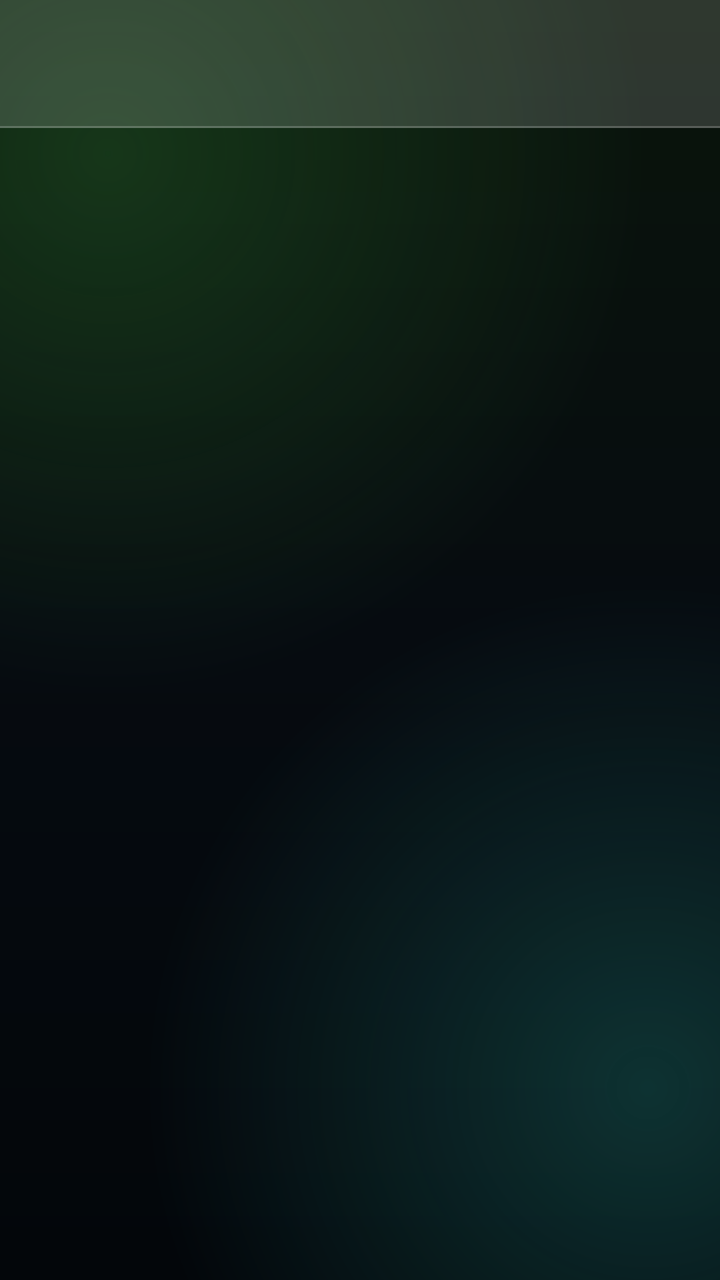
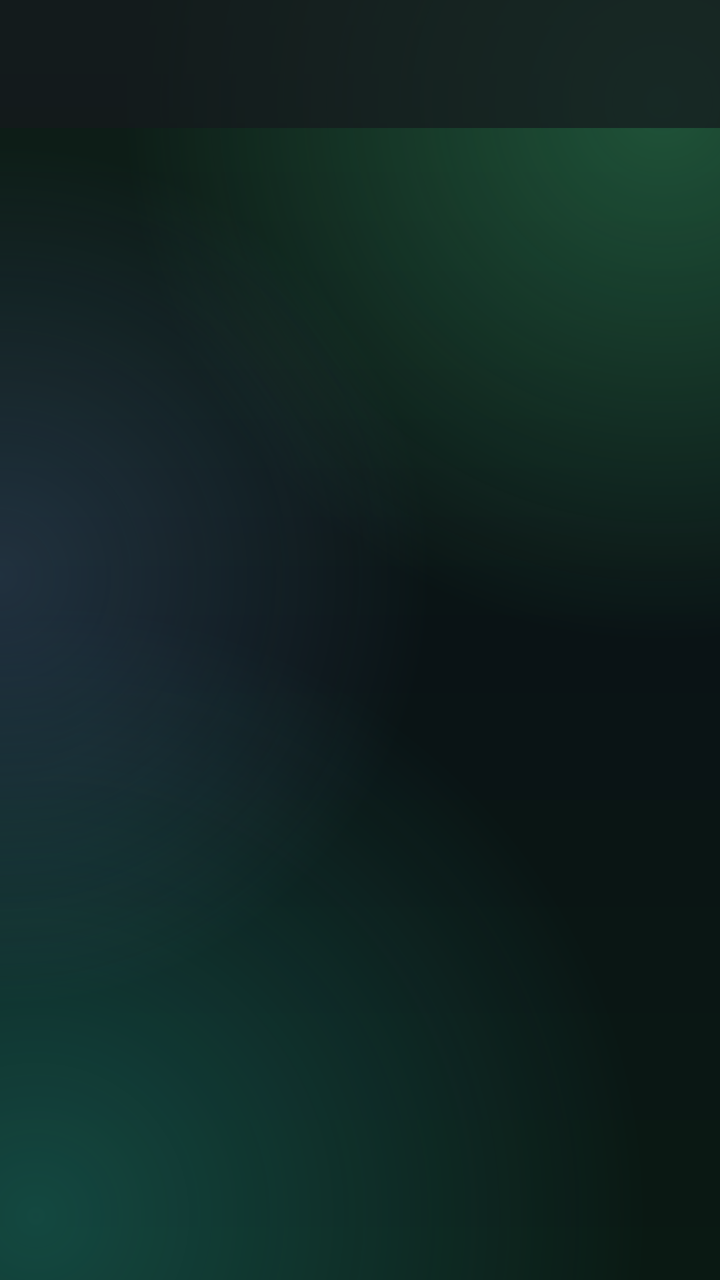

Screens rendered from an Android XML layout before and after an edit, with the pre-edit source and the edit as a unified diff.
<!-- AndroidManifest.xml: application theme Theme.MiriquidiHub -->
<!-- res/layout/activity_report_history.xml -->
<?xml version="1.0" encoding="utf-8"?>
<androidx.coordinatorlayout.widget.CoordinatorLayout
    xmlns:android="http://schemas.android.com/apk/res/android"
    xmlns:app="http://schemas.android.com/apk/res-auto"
    android:layout_width="match_parent"
    android:layout_height="match_parent">

    <com.google.android.material.appbar.AppBarLayout
        android:layout_width="match_parent"
        android:layout_height="wrap_content"
        android:background="@drawable/bg_glass_bar"
        android:fitsSystemWindows="true">

        <androidx.appcompat.widget.Toolbar
            android:id="@+id/toolbar"
            android:layout_width="match_parent"
            android:layout_height="?attr/actionBarSize"
            android:background="@android:color/transparent"
            app:titleTextColor="#FFFFFF" />
    </com.google.android.material.appbar.AppBarLayout>

    <androidx.recyclerview.widget.RecyclerView
        android:id="@+id/rvHistory"
        android:layout_width="match_parent"
        android:layout_height="match_parent"
        android:clipToPadding="false"
        android:padding="16dp"
        android:paddingBottom="80dp"
        app:layout_behavior="@string/appbar_scrolling_view_behavior" />

</androidx.coordinatorlayout.widget.CoordinatorLayout>
<!-- resources referenced by this layout -->
<resources>
  <!-- drawable bg_glass_bar (drawable) -->
  <?xml version="1.0" encoding="utf-8"?>
  <layer-list xmlns:android="http://schemas.android.com/apk/res/android">
      <item>
          <shape android:shape="rectangle">
              <solid android:color="#26FFFFFF" />
          </shape>
      </item>
      <item android:gravity="bottom" android:height="1dp">
          <shape android:shape="rectangle">
              <solid android:color="@color/glass_stroke" />
          </shape>
      </item>
  </layer-list>
  <style name="Theme.MiriquidiHub" parent="Theme.Material3.Dark.NoActionBar">
          <item name="colorPrimary">@color/accent</item>
          <item name="colorOnPrimary">@color/on_accent</item>
          <item name="colorPrimaryContainer">#2B5E2A</item>
          <item name="colorOnPrimaryContainer">#D4F5D0</item>
          <item name="colorSecondary">#BACCB3</item>
          <item name="colorOnSecondary">#0F1A0E</item>
          <item name="colorSecondaryContainer">#33FFFFFF</item>
          <item name="colorOnSecondaryContainer">@color/text_primary</item>
          <item name="colorSurface">#0B130C</item>
          <item name="colorOnSurface">@color/text_primary</item>
          <item name="colorSurfaceVariant">#1F2A20</item>
          <item name="colorOnSurfaceVariant">@color/text_secondary</item>
          <item name="colorOutline">@color/text_hint</item>
          <item name="colorOutlineVariant">@color/glass_stroke</item>
  
          
          <item name="android:windowBackground">@drawable/bg_app_gradient</item>
          <item name="android:statusBarColor">@android:color/transparent</item>
          <item name="android:navigationBarColor">@android:color/transparent</item>
          <item name="android:windowLightStatusBar">false</item>
          <item name="android:windowDrawsSystemBarBackgrounds">true</item>
          <item name="android:enforceNavigationBarContrast" tools:targetApi="29">false</item>
          <item name="android:enforceStatusBarContrast" tools:targetApi="29">false</item>
  
          
          <item name="materialCardViewStyle">@style/Widget.MiriquidiHub.GlassCard</item>
          <item name="materialButtonOutlinedStyle">@style/Widget.MiriquidiHub.Button.GlassOutlined</item>
          <item name="alertDialogTheme">@style/ThemeOverlay.MiriquidiHub.GlassDialog</item>
          <item name="materialAlertDialogTheme">@style/ThemeOverlay.MiriquidiHub.GlassDialog</item>
  
          
          <item name="colorControlNormal">#FFFFFF</item>
          <item name="actionBarTheme">@style/ThemeOverlay.AppCompat.Dark.ActionBar</item>
          <item name="actionBarPopupTheme">@style/ThemeOverlay.AppCompat.Dark</item>
          <item name="appBarLayoutStyle">@style/Widget.MiriquidiHub.AppBarLayout</item>
          <item name="popupMenuStyle">@style/Widget.MiriquidiHub.PopupMenu</item>
      </style>
  <color name="glass_stroke">#33FFFFFF</color>
  <color name="accent">#8FD98A</color>
  <color name="on_accent">#062005</color>
  <color name="text_primary">#FFECF3E8</color>
  <color name="text_secondary">#FFB9C6B4</color>
  <color name="text_hint">#FF8A9A86</color>
  <!-- drawable bg_app_gradient (drawable) -->
  <?xml version="1.0" encoding="utf-8"?>
  <layer-list xmlns:android="http://schemas.android.com/apk/res/android">
      <item>
          <shape android:shape="rectangle">
              <gradient
                  android:type="linear"
                  android:angle="270"
                  android:startColor="@color/bg_dark_top"
                  android:centerColor="@color/bg_dark_mid"
                  android:endColor="@color/bg_dark_bottom" />
          </shape>
      </item>
      <item>
          <shape android:shape="rectangle">
              <gradient
                  android:type="radial"
                  android:centerX="0.15"
                  android:centerY="0.12"
                  android:gradientRadius="75%p"
                  android:startColor="@color/bg_glow_green"
                  android:endColor="@color/bg_glow_none" />
          </shape>
      </item>
      <item>
          <shape android:shape="rectangle">
              <gradient
                  android:type="radial"
                  android:centerX="0.9"
                  android:centerY="0.85"
                  android:gradientRadius="70%p"
                  android:startColor="@color/bg_glow_teal"
                  android:endColor="@color/bg_glow_none" />
          </shape>
      </item>
  </layer-list>
  <style name="Widget.MiriquidiHub.GlassCard" parent="Widget.Material3.CardView.Outlined">
          <item name="cardBackgroundColor">@color/glass_fill</item>
          <item name="strokeColor">@color/glass_stroke</item>
          <item name="strokeWidth">1dp</item>
          <item name="cardElevation">0dp</item>
          <item name="cardCornerRadius">20dp</item>
          <item name="rippleColor">@color/glass_fill_pressed</item>
      </style>
  <style name="Widget.MiriquidiHub.Button.GlassOutlined" parent="Widget.Material3.Button.OutlinedButton">
          <item name="backgroundTint">@color/glass_fill</item>
          <item name="android:textColor">@color/text_primary</item>
          <item name="iconTint">@color/text_primary</item>
          <item name="strokeColor">@color/glass_stroke_strong</item>
          <item name="strokeWidth">1dp</item>
          <item name="rippleColor">@color/glass_fill_pressed</item>
          <item name="cornerRadius">16dp</item>
      </style>
  <style name="ThemeOverlay.MiriquidiHub.GlassDialog" parent="ThemeOverlay.Material3.MaterialAlertDialog">
          <item name="colorSurface">#FF141E15</item>
          <item name="colorSurfaceContainerHigh">#FF141E15</item>
          <item name="dialogCornerRadius">24dp</item>
          <item name="android:windowBackground">@drawable/bg_glass_dialog</item>
          <item name="buttonBarPositiveButtonStyle">@style/Widget.Material3.Button.TextButton.Dialog</item>
          <item name="buttonBarNegativeButtonStyle">@style/Widget.Material3.Button.TextButton.Dialog</item>
          <item name="buttonBarNeutralButtonStyle">@style/Widget.Material3.Button.TextButton.Dialog</item>
      </style>
  <style name="Widget.MiriquidiHub.AppBarLayout" parent="Widget.Material3.AppBarLayout">
          <item name="android:background">@drawable/bg_glass_bar</item>
          <item name="android:elevation">0dp</item>
          <item name="elevation">0dp</item>
          <item name="liftOnScroll">false</item>
          <item name="android:stateListAnimator">@null</item>
      </style>
  <style name="Widget.MiriquidiHub.PopupMenu" parent="Widget.Material3.PopupMenu">
          <item name="android:popupBackground">@drawable/bg_glass_dialog</item>
      </style>
  <color name="bg_dark_top">#FF0A150B</color>
  <color name="bg_dark_mid">#FF060B10</color>
  <color name="bg_dark_bottom">#FF03060A</color>
  <color name="bg_glow_green">#552E7D32</color>
  <color name="bg_glow_none">#00000000</color>
  <color name="bg_glow_teal">#4426A69A</color>
  <color name="glass_fill">#1AFFFFFF</color>
  <color name="glass_fill_pressed">#38FFFFFF</color>
  <color name="glass_stroke_strong">#4DFFFFFF</color>
  <!-- drawable bg_glass_dialog (drawable) -->
  <?xml version="1.0" encoding="utf-8"?>
  <shape xmlns:android="http://schemas.android.com/apk/res/android"
      android:shape="rectangle">
      <solid android:color="@color/glass_dialog_fill" />
      <corners android:radius="24dp" />
      <stroke android:width="1dp" android:color="@color/glass_stroke_strong" />
  </shape>
  <color name="glass_dialog_fill">#F2101A12</color>
</resources>

<!-- the commit's change to res/layout/activity_report_history.xml (unified diff, before → after) -->
@@ -8,7 +8,7 @@
     <com.google.android.material.appbar.AppBarLayout
         android:layout_width="match_parent"
         android:layout_height="wrap_content"
-        android:background="@drawable/bg_glass_bar"
+        android:background="@color/gl_bar"
         android:fitsSystemWindows="true">
 
         <androidx.appcompat.widget.Toolbar
<!-- resource entries referenced after the edit -->
@@ -1,152 +1,254 @@
 <!-- resources referenced by this layout -->
 <resources>
-  <!-- drawable bg_glass_bar (drawable) -->
-  <?xml version="1.0" encoding="utf-8"?>
-  <layer-list xmlns:android="http://schemas.android.com/apk/res/android">
-      <item>
-          <shape android:shape="rectangle">
-              <solid android:color="#26FFFFFF" />
-          </shape>
-      </item>
-      <item android:gravity="bottom" android:height="1dp">
-          <shape android:shape="rectangle">
-              <solid android:color="@color/glass_stroke" />
-          </shape>
-      </item>
-  </layer-list>
+  <color name="gl_bar">#B8161A1E</color>
   <style name="Theme.MiriquidiHub" parent="Theme.Material3.Dark.NoActionBar">
-          <item name="colorPrimary">@color/accent</item>
-          <item name="colorOnPrimary">@color/on_accent</item>
+          
+          <item name="materialButtonStyle">@style/Widget.App.Button</item>
+          <item name="materialButtonOutlinedStyle">@style/Widget.App.Button.Outlined</item>
+          <item name="materialCardViewStyle">@style/Widget.App.Card</item>
+          <item name="appBarLayoutStyle">@style/Widget.App.AppBarLayout</item>
+          <item name="textInputStyle">@style/Widget.App.TextInputLayout</item>
+          <item name="radioButtonStyle">@style/Widget.App.RadioButton</item>
+          <item name="checkboxStyle">@style/Widget.App.CheckBox</item>
+          <item name="chipStyle">@style/Widget.App.Chip</item>
+          <item name="bottomSheetDialogTheme">@style/ThemeOverlay.App.BottomSheetDialog</item>
+  
+          
+          <item name="colorPrimary">@color/rd_overlay_accent</item>
+          <item name="colorOnPrimary">#0B1A0C</item>
           <item name="colorPrimaryContainer">#2B5E2A</item>
           <item name="colorOnPrimaryContainer">#D4F5D0</item>
-          <item name="colorSecondary">#BACCB3</item>
-          <item name="colorOnSecondary">#0F1A0E</item>
-          <item name="colorSecondaryContainer">#33FFFFFF</item>
-          <item name="colorOnSecondaryContainer">@color/text_primary</item>
-          <item name="colorSurface">#0B130C</item>
-          <item name="colorOnSurface">@color/text_primary</item>
-          <item name="colorSurfaceVariant">#1F2A20</item>
-          <item name="colorOnSurfaceVariant">@color/text_secondary</item>
-          <item name="colorOutline">@color/text_hint</item>
-          <item name="colorOutlineVariant">@color/glass_stroke</item>
+          <item name="colorSecondary">@color/rd_overlay_accent</item>
+          <item name="colorOnSecondary">#0B1A0C</item>
+          <item name="colorSurface">@color/rd_card</item>
+          <item name="colorOnSurface">@color/rd_text_primary</item>
+          <item name="colorOnSurfaceVariant">@color/rd_text_secondary</item>
+          <item name="colorSurfaceVariant">@color/gl_fill_strong</item>
+          <item name="colorOnBackground">@color/rd_text_primary</item>
+          <item name="colorOutline">@color/gl_stroke_strong</item>
+          <item name="colorOutlineVariant">@color/gl_stroke</item>
+          <item name="colorControlActivated">@color/rd_overlay_accent</item>
+          <item name="colorAccent">@color/rd_overlay_accent</item>
+          <item name="android:textCursorDrawable">@drawable/text_cursor</item>
+  
+          
+          <item name="colorSurfaceContainerLowest">#101312</item>
+          <item name="colorSurfaceContainerLow">#181C1B</item>
+          <item name="colorSurfaceContainer">@color/rd_card</item>
+          <item name="colorSurfaceContainerHigh">#232927</item>
+          <item name="colorSurfaceContainerHighest">#2C3330</item>
+  
+          
+          <item name="android:textColorPrimary">@color/rd_text_primary</item>
+          <item name="android:textColorSecondary">@color/rd_text_secondary</item>
   
           
           <item name="android:windowBackground">@drawable/bg_app_gradient</item>
+          <item name="android:colorBackground">@color/rd_bg</item>
           <item name="android:statusBarColor">@android:color/transparent</item>
           <item name="android:navigationBarColor">@android:color/transparent</item>
+          <item name="android:windowDrawsSystemBarBackgrounds">true</item>
           <item name="android:windowLightStatusBar">false</item>
-          <item name="android:windowDrawsSystemBarBackgrounds">true</item>
-          <item name="android:enforceNavigationBarContrast" tools:targetApi="29">false</item>
-          <item name="android:enforceStatusBarContrast" tools:targetApi="29">false</item>
-  
-          
-          <item name="materialCardViewStyle">@style/Widget.MiriquidiHub.GlassCard</item>
-          <item name="materialButtonOutlinedStyle">@style/Widget.MiriquidiHub.Button.GlassOutlined</item>
-          <item name="alertDialogTheme">@style/ThemeOverlay.MiriquidiHub.GlassDialog</item>
-          <item name="materialAlertDialogTheme">@style/ThemeOverlay.MiriquidiHub.GlassDialog</item>
-  
-          
-          <item name="colorControlNormal">#FFFFFF</item>
+          <item name="android:windowLightNavigationBar">false</item>
+          <item name="android:enforceNavigationBarContrast" tools:targetApi="q">false</item>
+          <item name="android:enforceStatusBarContrast" tools:targetApi="q">false</item>
+  
+          
+          <item name="materialAlertDialogTheme">@style/AlertDialogTheme</item>
+          <item name="alertDialogTheme">@style/AlertDialogTheme</item>
+  
+          
+          <item name="colorControlNormal">@color/rd_text_primary</item>
           <item name="actionBarTheme">@style/ThemeOverlay.AppCompat.Dark.ActionBar</item>
           <item name="actionBarPopupTheme">@style/ThemeOverlay.AppCompat.Dark</item>
-          <item name="appBarLayoutStyle">@style/Widget.MiriquidiHub.AppBarLayout</item>
-          <item name="popupMenuStyle">@style/Widget.MiriquidiHub.PopupMenu</item>
-      </style>
-  <color name="glass_stroke">#33FFFFFF</color>
-  <color name="accent">#8FD98A</color>
-  <color name="on_accent">#062005</color>
-  <color name="text_primary">#FFECF3E8</color>
-  <color name="text_secondary">#FFB9C6B4</color>
-  <color name="text_hint">#FF8A9A86</color>
-  <!-- drawable bg_app_gradient (drawable) -->
-  <?xml version="1.0" encoding="utf-8"?>
-  <layer-list xmlns:android="http://schemas.android.com/apk/res/android">
-      <item>
-          <shape android:shape="rectangle">
-              <gradient
-                  android:type="linear"
-                  android:angle="270"
-                  android:startColor="@color/bg_dark_top"
-                  android:centerColor="@color/bg_dark_mid"
-                  android:endColor="@color/bg_dark_bottom" />
-          </shape>
-      </item>
-      <item>
-          <shape android:shape="rectangle">
-              <gradient
-                  android:type="radial"
-                  android:centerX="0.15"
-                  android:centerY="0.12"
-                  android:gradientRadius="75%p"
-                  android:startColor="@color/bg_glow_green"
-                  android:endColor="@color/bg_glow_none" />
-          </shape>
-      </item>
-      <item>
-          <shape android:shape="rectangle">
-              <gradient
-                  android:type="radial"
-                  android:centerX="0.9"
-                  android:centerY="0.85"
-                  android:gradientRadius="70%p"
-                  android:startColor="@color/bg_glow_teal"
-                  android:endColor="@color/bg_glow_none" />
-          </shape>
-      </item>
-  </layer-list>
-  <style name="Widget.MiriquidiHub.GlassCard" parent="Widget.Material3.CardView.Outlined">
-          <item name="cardBackgroundColor">@color/glass_fill</item>
-          <item name="strokeColor">@color/glass_stroke</item>
+          <item name="actionMenuTextColor">@color/rd_text_primary</item>
+      </style>
+  <style name="Widget.App.Button" parent="Widget.Material3.Button">
+          <item name="android:minHeight">52dp</item>
+          <item name="android:textColor">@color/gl_btn_text_on_glass</item>
+          <item name="iconTint">@color/gl_btn_text_on_glass</item>
+          <item name="backgroundTint">@color/gl_btn_fill_neutral</item>
+          <item name="strokeColor">@color/gl_btn_stroke_neutral</item>
+          <item name="strokeWidth">1.5dp</item>
+          <item name="rippleColor">@color/gl_neutral_ripple</item>
+          <item name="cornerRadius">16dp</item>
+          <item name="android:elevation">4dp</item>
+          <item name="android:stateListAnimator">@animator/glass_press</item>
+      </style>
+  <style name="Widget.App.Button.Outlined" parent="Widget.Material3.Button.OutlinedButton">
+          <item name="android:minHeight">52dp</item>
+          <item name="android:textColor">@color/gl_btn_text_on_glass</item>
+          <item name="iconTint">@color/gl_btn_text_on_glass</item>
+          <item name="backgroundTint">@color/gl_fill_subtle</item>
+          <item name="strokeColor">@color/gl_btn_stroke_neutral_strong</item>
+          <item name="strokeWidth">1.5dp</item>
+          <item name="rippleColor">@color/gl_neutral_ripple</item>
+          <item name="cornerRadius">16dp</item>
+          <item name="android:elevation">4dp</item>
+          <item name="android:stateListAnimator">@animator/glass_press</item>
+      </style>
+  <style name="Widget.App.Card" parent="Widget.Material3.CardView.Filled">
+          <item name="cardBackgroundColor">@color/gl_fill</item>
+          <item name="cardElevation">6dp</item>
+          <item name="cardCornerRadius">16dp</item>
+          <item name="android:stateListAnimator">@animator/glass_press</item>
+          <item name="strokeColor">@color/gl_stroke</item>
           <item name="strokeWidth">1dp</item>
-          <item name="cardElevation">0dp</item>
-          <item name="cardCornerRadius">20dp</item>
-          <item name="rippleColor">@color/glass_fill_pressed</item>
-      </style>
-  <style name="Widget.MiriquidiHub.Button.GlassOutlined" parent="Widget.Material3.Button.OutlinedButton">
-          <item name="backgroundTint">@color/glass_fill</item>
-          <item name="android:textColor">@color/text_primary</item>
-          <item name="iconTint">@color/text_primary</item>
-          <item name="strokeColor">@color/glass_stroke_strong</item>
-          <item name="strokeWidth">1dp</item>
-          <item name="rippleColor">@color/glass_fill_pressed</item>
-          <item name="cornerRadius">16dp</item>
-      </style>
-  <style name="ThemeOverlay.MiriquidiHub.GlassDialog" parent="ThemeOverlay.Material3.MaterialAlertDialog">
-          <item name="colorSurface">#FF141E15</item>
-          <item name="colorSurfaceContainerHigh">#FF141E15</item>
-          <item name="dialogCornerRadius">24dp</item>
-          <item name="android:windowBackground">@drawable/bg_glass_dialog</item>
-          <item name="buttonBarPositiveButtonStyle">@style/Widget.Material3.Button.TextButton.Dialog</item>
-          <item name="buttonBarNegativeButtonStyle">@style/Widget.Material3.Button.TextButton.Dialog</item>
-          <item name="buttonBarNeutralButtonStyle">@style/Widget.Material3.Button.TextButton.Dialog</item>
-      </style>
-  <style name="Widget.MiriquidiHub.AppBarLayout" parent="Widget.Material3.AppBarLayout">
-          <item name="android:background">@drawable/bg_glass_bar</item>
+          <item name="rippleColor">@color/gl_ripple</item>
+      </style>
+  <style name="Widget.App.AppBarLayout" parent="Widget.Material3.AppBarLayout">
+          <item name="android:background">@color/gl_bar</item>
           <item name="android:elevation">0dp</item>
           <item name="elevation">0dp</item>
           <item name="liftOnScroll">false</item>
           <item name="android:stateListAnimator">@null</item>
       </style>
-  <style name="Widget.MiriquidiHub.PopupMenu" parent="Widget.Material3.PopupMenu">
-          <item name="android:popupBackground">@drawable/bg_glass_dialog</item>
-      </style>
-  <color name="bg_dark_top">#FF0A150B</color>
-  <color name="bg_dark_mid">#FF060B10</color>
-  <color name="bg_dark_bottom">#FF03060A</color>
-  <color name="bg_glow_green">#552E7D32</color>
-  <color name="bg_glow_none">#00000000</color>
-  <color name="bg_glow_teal">#4426A69A</color>
-  <color name="glass_fill">#1AFFFFFF</color>
-  <color name="glass_fill_pressed">#38FFFFFF</color>
-  <color name="glass_stroke_strong">#4DFFFFFF</color>
+  <style name="Widget.App.TextInputLayout" parent="Widget.Material3.TextInputLayout.OutlinedBox">
+          <item name="boxStrokeColor">@color/text_input_stroke_color</item>
+          <item name="boxStrokeWidth">1.5dp</item>
+          <item name="boxStrokeWidthFocused">2dp</item>
+          <item name="boxBackgroundColor">@color/gl_fill_subtle</item>
+          <item name="boxCornerRadiusTopStart">12dp</item>
+          <item name="boxCornerRadiusTopEnd">12dp</item>
+          <item name="boxCornerRadiusBottomStart">12dp</item>
+          <item name="boxCornerRadiusBottomEnd">12dp</item>
+          <item name="hintTextColor">@color/rd_overlay_accent</item>
+          <item name="android:textColorHint">?attr/colorOnSurface</item>
+          <item name="cursorColor">@color/rd_overlay_accent</item>
+      </style>
+  <style name="Widget.App.RadioButton" parent="Widget.Material3.CompoundButton.RadioButton">
+          <item name="buttonTint">@color/radio_button_tint</item>
+          <item name="android:textColor">?android:attr/textColorPrimary</item>
+      </style>
+  <style name="Widget.App.CheckBox" parent="Widget.Material3.CompoundButton.CheckBox">
+          <item name="buttonTint">@color/checkbox_tint</item>
+          <item name="android:textColor">?android:attr/textColorPrimary</item>
+      </style>
+  <style name="Widget.App.Chip" parent="Widget.Material3.Chip.Filter">
+          <item name="chipBackgroundColor">@color/gl_fill</item>
+          <item name="chipStrokeColor">@color/gl_stroke</item>
+          <item name="chipStrokeWidth">1dp</item>
+          <item name="android:textColor">?android:attr/textColorPrimary</item>
+          <item name="rippleColor">@color/gl_ripple</item>
+      </style>
+  <style name="ThemeOverlay.App.BottomSheetDialog" parent="ThemeOverlay.Material3.BottomSheetDialog">
+          <item name="bottomSheetStyle">@style/Widget.App.BottomSheet</item>
+      </style>
+  <color name="rd_overlay_accent">#7FCB82</color>
+  <color name="rd_card">#1C2220</color>
+  <color name="rd_text_primary">#F0F2EF</color>
+  <color name="rd_text_secondary">#B2B8B0</color>
+  <color name="gl_fill_strong">#2EFFFFFF</color>
+  <color name="gl_stroke_strong">#66FFFFFF</color>
+  <color name="gl_stroke">#38FFFFFF</color>
+  <!-- drawable text_cursor (drawable) -->
+  <?xml version="1.0" encoding="utf-8"?>
+  <shape xmlns:android="http://schemas.android.com/apk/res/android"
+      android:shape="rectangle">
+      <size android:width="2dp" />
+      <solid android:color="@color/rd_overlay_accent" />
+  </shape>
+  <!-- drawable bg_app_gradient (drawable) -->
+  <?xml version="1.0" encoding="utf-8"?>
+  <layer-list xmlns:android="http://schemas.android.com/apk/res/android">
+      <item>
+          <shape android:shape="rectangle">
+              <gradient
+                  android:angle="270"
+                  android:startColor="@color/gl_bg_top"
+                  android:centerColor="@color/gl_bg_mid"
+                  android:endColor="@color/gl_bg_bottom" />
+          </shape>
+      </item>
+      <item>
+          <shape android:shape="rectangle">
+              <gradient
+                  android:type="radial"
+                  android:centerX="0.92"
+                  android:centerY="0.08"
+                  android:gradientRadius="75%p"
+                  android:startColor="@color/gl_glow_green"
+                  android:endColor="@color/gl_glow_clear" />
+          </shape>
+      </item>
+      <item>
+          <shape android:shape="rectangle">
+              <gradient
+                  android:type="radial"
+                  android:centerX="0.05"
+                  android:centerY="0.95"
+                  android:gradientRadius="85%p"
+                  android:startColor="@color/gl_glow_teal"
+                  android:endColor="@color/gl_glow_clear" />
+          </shape>
+      </item>
+      <item>
+          <shape android:shape="rectangle">
+              <gradient
+                  android:type="radial"
+                  android:centerX="0.0"
+                  android:centerY="0.45"
+                  android:gradientRadius="60%p"
+                  android:startColor="@color/gl_glow_blue"
+                  android:endColor="@color/gl_glow_clear" />
+          </shape>
+      </item>
+  </layer-list>
+  <color name="rd_bg">#0D0F0E</color>
+  <style name="AlertDialogTheme" parent="AlertDialogTheme.Base" />
+  <color name="gl_neutral_ripple">#26FFFFFF</color>
+  <color name="gl_fill_subtle">#66101419</color>
+  <color name="gl_fill">#8014181F</color>
+  <color name="gl_ripple">#26FFFFFF</color>
+  <style name="Widget.App.BottomSheet" parent="Widget.Material3.BottomSheet">
+          <item name="backgroundTint">@color/gl_sheet</item>
+          <item name="shapeAppearance">@style/ShapeAppearance.App.Sheet</item>
+      </style>
+  <color name="gl_bg_top">#0E2018</color>
+  <color name="gl_bg_mid">#0A1315</color>
+  <color name="gl_bg_bottom">#0A1913</color>
+  <color name="gl_glow_green">#6638A169</color>
+  <color name="gl_glow_clear">#00000000</color>
+  <color name="gl_glow_teal">#5526A69A</color>
+  <color name="gl_glow_blue">#445C7FB0</color>
+  <style name="AlertDialogTheme.Base" parent="ThemeOverlay.Material3.MaterialAlertDialog">
+          <item name="android:windowBackground">@drawable/bg_glass_dialog</item>
+          <item name="colorSurface">@color/gl_dialog</item>
+          <item name="colorOnSurface">@color/rd_text_primary</item>
+          <item name="android:textColorPrimary">@color/rd_text_primary</item>
+          <item name="android:textColorSecondary">@color/rd_text_secondary</item>
+          <item name="colorOnSurfaceVariant">@color/rd_text_secondary</item>
+          <item name="colorPrimary">@color/rd_overlay_accent</item>
+          <item name="colorSecondary">@color/rd_overlay_accent</item>
+          <item name="buttonBarPositiveButtonStyle">@style/Widget.App.Button.Dialog</item>
+          <item name="buttonBarNegativeButtonStyle">@style/Widget.App.Button.Dialog</item>
+          <item name="buttonBarNeutralButtonStyle">@style/Widget.App.Button.Dialog</item>
+          <item name="android:buttonStyle">@style/Widget.App.Button.Dialog</item>
+      </style>
+  <color name="gl_sheet">#FA1A2025</color>
+  <style name="ShapeAppearance.App.Sheet" parent="">
+          <item name="cornerFamily">rounded</item>
+          <item name="cornerSizeTopLeft">24dp</item>
+          <item name="cornerSizeTopRight">24dp</item>
+          <item name="cornerSizeBottomLeft">0dp</item>
+          <item name="cornerSizeBottomRight">0dp</item>
+      </style>
   <!-- drawable bg_glass_dialog (drawable) -->
   <?xml version="1.0" encoding="utf-8"?>
   <shape xmlns:android="http://schemas.android.com/apk/res/android"
       android:shape="rectangle">
-      <solid android:color="@color/glass_dialog_fill" />
+      <solid android:color="@color/gl_dialog" />
       <corners android:radius="24dp" />
-      <stroke android:width="1dp" android:color="@color/glass_stroke_strong" />
+      <stroke android:width="1dp" android:color="@color/gl_stroke" />
   </shape>
-  <color name="glass_dialog_fill">#F2101A12</color>
+  <color name="gl_dialog">#FA1A2025</color>
+  <style name="Widget.App.Button.Dialog" parent="Widget.Material3.Button.TextButton.Dialog">
+          <item name="android:textColor">@color/rd_overlay_accent</item>
+          <item name="android:textAllCaps">false</item>
+          <item name="backgroundTint">@android:color/transparent</item>
+          <item name="rippleColor">@color/rd_ripple_accent</item>
+          <item name="strokeWidth">0dp</item>
+      </style>
+  <color name="rd_ripple_accent">#337FCB82</color>
 </resources>
 
